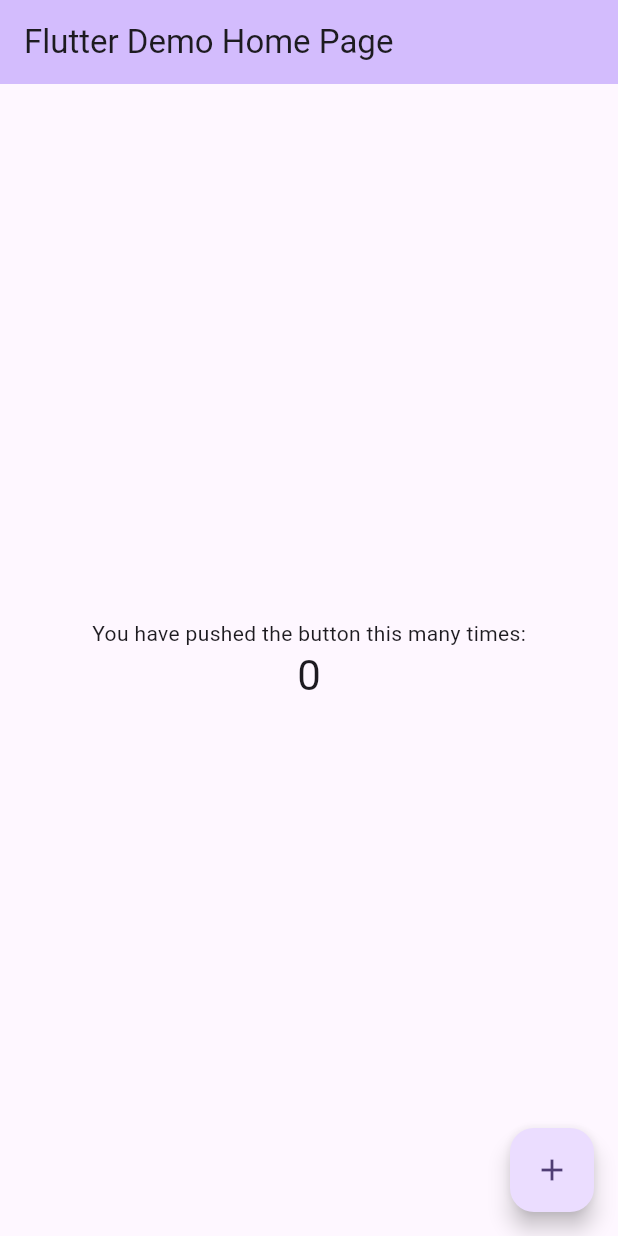
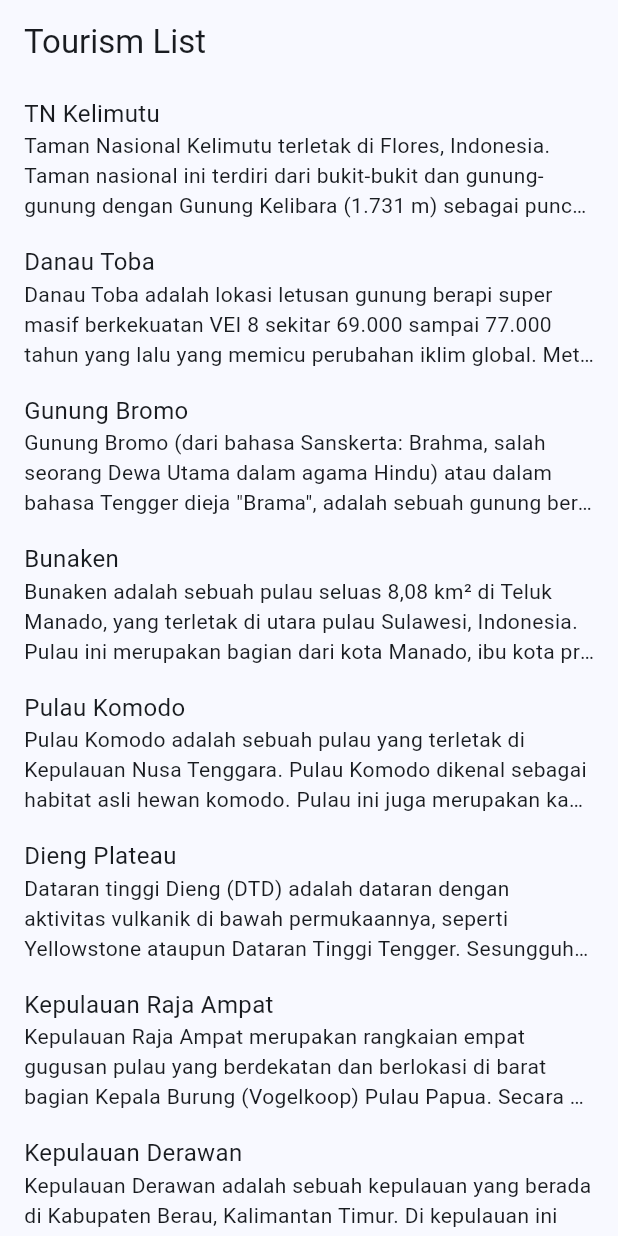
Before and after one commit to DimasAswito/tourism_app_flutter, a Flutter app: the screen it shows after launch, on a phone screen of 412 x 824 dp. Run offline on Flutter 3.47's test engine with Material 3 defaults, Android fonts, the phone set to English and light mode, and no system bars.

Commit message:
add static model and navigation to detail

```diff
--- a/lib/main.dart
+++ b/lib/main.dart
@@ -1,4 +1,9 @@
 import 'package:flutter/material.dart';
+import 'package:tourism_app_flutter/screen/detail/detail_screen.dart';
+import 'package:tourism_app_flutter/screen/home/home_screen.dart';
+import 'package:tourism_app_flutter/static/NavigationRoute.dart';
+
+import 'model/tourism.dart';
 
 void main() {
   runApp(const MyApp());
@@ -7,116 +12,22 @@ void main() {
 class MyApp extends StatelessWidget {
   const MyApp({super.key});
 
-  // This widget is the root of your application.
   @override
   Widget build(BuildContext context) {
     return MaterialApp(
+      debugShowCheckedModeBanner: false,
       title: 'Flutter Demo',
       theme: ThemeData(
-        // This is the theme of your application.
-        //
-        // TRY THIS: Try running your application with "flutter run". You'll see
-        // the application has a purple toolbar. Then, without quitting the app,
-        // try changing the seedColor in the colorScheme below to Colors.green
-        // and then invoke "hot reload" (save your changes or press the "hot
-        // reload" button in a Flutter-supported IDE, or press "r" if you used
-        // the command line to start the app).
-        //
-        // Notice that the counter didn't reset back to zero; the application
-        // state is not lost during the reload. To reset the state, use hot
-        // restart instead.
-        //
-        // This works for code too, not just values: Most code changes can be
-        // tested with just a hot reload.
-        colorScheme: ColorScheme.fromSeed(seedColor: Colors.deepPurple),
+        colorScheme: ColorScheme.fromSeed(seedColor: Colors.blue),
+        useMaterial3: true,
       ),
-      home: const MyHomePage(title: 'Flutter Demo Home Page'),
+      initialRoute: NavigationRoute.homeRoute.name,
+      routes: {
+        NavigationRoute.homeRoute.name: (context) => const HomeScreen(),
+        NavigationRoute.detailRoute.name: (context) => DetailScreen(
+          tourism: ModalRoute.of(context)?.settings.arguments as Tourism,
+        ),
+      },
     );
   }
 }
-
-class MyHomePage extends StatefulWidget {
-  const MyHomePage({super.key, required this.title});
-
-  // This widget is the home page of your application. It is stateful, meaning
-  // that it has a State object (defined below) that contains fields that affect
-  // how it looks.
-
-  // This class is the configuration for the state. It holds the values (in this
-  // case the title) provided by the parent (in this case the App widget) and
-  // used by the build method of the State. Fields in a Widget subclass are
-  // always marked "final".
-
-  final String title;
-
-  @override
-  State<MyHomePage> createState() => _MyHomePageState();
-}
-
-class _MyHomePageState extends State<MyHomePage> {
-  int _counter = 0;
-
-  void _incrementCounter() {
-    setState(() {
-      // This call to setState tells the Flutter framework that something has
-      // changed in this State, which causes it to rerun the build method below
-      // so that the display can reflect the updated values. If we changed
-      // _counter without calling setState(), then the build method would not be
-      // called again, and so nothing would appear to happen.
-      _counter++;
-    });
-  }
-
-  @override
-  Widget build(BuildContext context) {
-    // This method is rerun every time setState is called, for instance as done
-    // by the _incrementCounter method above.
-    //
-    // The Flutter framework has been optimized to make rerunning build methods
-    // fast, so that you can just rebuild anything that needs updating rather
-    // than having to individually change instances of widgets.
-    return Scaffold(
-      appBar: AppBar(
-        // TRY THIS: Try changing the color here to a specific color (to
-        // Colors.amber, perhaps?) and trigger a hot reload to see the AppBar
-        // change color while the other colors stay the same.
-        backgroundColor: Theme.of(context).colorScheme.inversePrimary,
-        // Here we take the value from the MyHomePage object that was created by
-        // the App.build method, and use it to set our appbar title.
-        title: Text(widget.title),
-      ),
-      body: Center(
-        // Center is a layout widget. It takes a single child and positions it
-        // in the middle of the parent.
-        child: Column(
-          // Column is also a layout widget. It takes a list of children and
-          // arranges them vertically. By default, it sizes itself to fit its
-          // children horizontally, and tries to be as tall as its parent.
-          //
-          // Column has various properties to control how it sizes itself and
-          // how it positions its children. Here we use mainAxisAlignment to
-          // center the children vertically; the main axis here is the vertical
-          // axis because Columns are vertical (the cross axis would be
-          // horizontal).
-          //
-          // TRY THIS: Invoke "debug painting" (choose the "Toggle Debug Paint"
-          // action in the IDE, or press "p" in the console), to see the
-          // wireframe for each widget.
-          mainAxisAlignment: MainAxisAlignment.center,
-          children: <Widget>[
-            const Text('You have pushed the button this many times:'),
-            Text(
-              '$_counter',
-              style: Theme.of(context).textTheme.headlineMedium,
-            ),
-          ],
-        ),
-      ),
-      floatingActionButton: FloatingActionButton(
-        onPressed: _incrementCounter,
-        tooltip: 'Increment',
-        child: const Icon(Icons.add),
-      ), // This trailing comma makes auto-formatting nicer for build methods.
-    );
-  }
-}
--- /dev/null
+++ b/lib/model/tourism.dart
@@ -0,0 +1,168 @@
+class Tourism {
+  final int id;
+  final String name;
+  final String description;
+  final String address;
+  final double longitude;
+  final double latitude;
+  final int like;
+  final String image;
+
+  Tourism({
+    required this.id,
+    required this.name,
+    required this.description,
+    required this.address,
+    required this.longitude,
+    required this.latitude,
+    required this.like,
+    required this.image,
+  });
+}
+
+final List<Tourism> tourismList = [
+  Tourism(
+    id: 1,
+    name: 'TN Kelimutu',
+    description:
+    'Taman Nasional Kelimutu terletak di Flores, Indonesia. Taman nasional ini terdiri dari bukit-bukit dan gunung-gunung dengan Gunung Kelibara (1.731 m) sebagai puncak tertinggi. Gunung Kelimutu, terdapat danau Danau tiga warna yang juga merupakan tempat dari Taman Nasional Kelimutu.\n\nDi dalam Taman Nasional Kelimutu, terdapat arboretum, hutan kecil seluas 4,5 hektare yang mewakili koleksi keanekaragaman flora di daerah tersebut. Di sana terdapat 78 jenis pohon yang dikelompokkan ke dalam 36 suku. Beberapa koleksi flora yang merupakan endemik Kelimutu adalah uta onga (Begonia kelimutuensis), turuwara (Rhododendron renschianum), dan arngoni (Vaccinium varingiaefolium).',
+    address: 'Detusoko, Kabupaten Ende, NTT',
+    longitude: 121.791432,
+    latitude: -8.7415482,
+    like: 57,
+    image:
+    'https://upload.wikimedia.org/wikipedia/commons/thumb/8/83/Kelimutu_2008-08-08.jpg/800px-Kelimutu_2008-08-08.jpg',
+  ),
+  Tourism(
+    id: 2,
+    name: 'Danau Toba',
+    description:
+    'Danau Toba adalah lokasi letusan gunung berapi super masif berkekuatan VEI 8 sekitar 69.000 sampai 77.000 tahun yang lalu yang memicu perubahan iklim global. Metode penanggalan terkini menetapkan bahwa 74.000 tahun yang lalu lebih akurat. Letusan ini merupakan letusan eksplosif terbesar di Bumi dalam kurun 25 juta tahun terakhir. Menurut teori bencana Toba, letusan ini berdampak besar bagi populasi manusia di seluruh dunia; dampak letusan menewaskan sebagian besar manusia yang hidup waktu itu dan diyakini menyebabkan penyusutan populasi di Afrika timur tengah dan India sehingga memengaruhi genetika populasi manusia di seluruh dunia sampai sekarang.',
+    address: 'Kota Pematang Siantar, Sumatera Utara',
+    longitude: 98.8932576,
+    latitude: 2.6540427,
+    like: 12,
+    image:
+    'https://cdn.pixabay.com/photo/2016/12/09/11/51/lake-toba-1894746_960_720.jpg',
+  ),
+  Tourism(
+    id: 3,
+    name: 'Gunung Bromo',
+    description:
+    'Gunung Bromo (dari bahasa Sanskerta: Brahma, salah seorang Dewa Utama dalam agama Hindu) atau dalam bahasa Tengger dieja "Brama", adalah sebuah gunung berapi aktif di Jawa Timur, Indonesia. Gunung ini memiliki ketinggian 2.329 meter di atas permukaan laut dan berada dalam empat wilayah kabupaten, yakni Kabupaten Probolinggo, Kabupaten Pasuruan, Kabupaten Lumajang, dan Kabupaten Malang. Gunung Bromo terkenal sebagai objek wisata utama di Jawa Timur. Sebagai sebuah objek wisata, Bromo menjadi menarik karena statusnya sebagai gunung berapi yang masih aktif. Gunung Bromo termasuk dalam kawasan Taman Nasional Bromo Tengger Semeru.\n\nBentuk tubuh Gunung Bromo bertautan antara lembah dan ngarai dengan kaldera atau lautan pasir seluas sekitar 10 kilometer persegi. Ia mempunyai sebuah kawah dengan garis tengah ± 800 meter (utara-selatan) dan ± 600 meter (timur-barat). Sedangkan daerah bahayanya berupa lingkaran dengan jari-jari 4 km dari pusat kawah Bromo.',
+    address: 'Podokoyo, Tosari, Pasuruan',
+    longitude: 112.9355026,
+    latitude: -7.9424931,
+    like: 88,
+    image:
+    'https://images.unsplash.com/photo-1505993597083-3bd19fb75e57?ixlib=rb-1.2.1&ixid=eyJhcHBfaWQiOjEyMDd9&auto=format&fit=crop&w=1354&q=80',
+  ),
+  Tourism(
+    id: 4,
+    name: 'Bunaken',
+    description:
+    'Bunaken adalah sebuah pulau seluas 8,08 km² di Teluk Manado, yang terletak di utara pulau Sulawesi, Indonesia. Pulau ini merupakan bagian dari kota Manado, ibu kota provinsi Sulawesi Utara, Indonesia. Pulau Bunaken dapat di tempuh dengan kapal cepat (speed boat) atau kapal sewaan dengan perjalanan sekitar 30 menit dari pelabuhan kota Manado. Di sekitar pulau Bunaken terdapat taman laut Bunaken yang merupakan bagian dari Taman Nasional Bunaken. Taman laut ini memiliki biodiversitas kelautan salah satu yang tertinggi di dunia. Selam scuba menarik banyak pengunjung ke pulau ini. Secara keseluruhan taman laut Bunaken meliputi area seluas 75.265 hektare dengan lima pulau yang berada di dalamnya, yakni Pulau Manado Tua (Manarauw), Pulau Bunaken, Pulau Siladen, Pulau Mantehage berikut beberapa anak pulaunya, dan Pulau Naen. Meskipun meliputi area 75.265 hektare, lokasi penyelaman (diving) hanya terbatas di masing-masing pantai yang mengelilingi kelima pulau itu.',
+    address: 'Bunaken, Kabupaten Minahasa, Sulawesi Utara.',
+    longitude: 124.7601806,
+    latitude: 1.6231908,
+    like: 60,
+    image:
+    'https://upload.wikimedia.org/wikipedia/commons/thumb/5/5a/Sunset_at_Bunaken_Island%2C_Sulawesi%2C_2016.jpg/800px-Sunset_at_Bunaken_Island%2C_Sulawesi%2C_2016.jpg',
+  ),
+  Tourism(
+    id: 5,
+    name: 'Pulau Komodo',
+    description:
+    'Pulau Komodo adalah sebuah pulau yang terletak di Kepulauan Nusa Tenggara. Pulau Komodo dikenal sebagai habitat asli hewan komodo. Pulau ini juga merupakan kawasan Taman Nasional Komodo yang dikelola oleh Pemerintah Pusat. Pulau Komodo berada di sebelah timur Pulau Sumbawa, yang dipisahkan oleh Selat Sape. Di Pulau Komodo, hewan komodo hidup dan berkembang biak dengan baik. Hingga Agustus 2009, di pulau ini terdapat sekitar 1300 ekor komodo. Ditambah dengan pulau lain, seperti Pulau Rinca dan dan Gili Motang, jumlah mereka keseluruhan mencapai sekitar 2500 ekor. Ada pula sekitar 100 ekor komodo di Cagar Alam Wae Wuul di daratan Pulau Flores tapi tidak termasuk wilayah Taman Nasional Komodo.',
+    address: 'Kabupaten Manggarai Barat, NTT',
+    longitude: 119.332549,
+    latitude: -8.5892072,
+    like: 56,
+    image:
+    'https://cdn.pixabay.com/photo/2020/03/21/19/40/komodo-trekking-4955035_960_720.jpg',
+  ),
+  Tourism(
+    id: 6,
+    name: 'Dieng Plateau',
+    description:
+    'Dataran tinggi Dieng (DTD) adalah dataran dengan aktivitas vulkanik di bawah permukaannya, seperti Yellowstone ataupun Dataran Tinggi Tengger. Sesungguhnya ia adalah kaldera dengan gunung-gunung di sekitarnya sebagai tepinya. Terdapat banyak kawah sebagai tempat keluarnya gas, uap air dan berbagai material vulkanik lainnya. Keadaan ini sangat berbahaya bagi penduduk yang menghuni wilayah itu, terbukti dengan adanya bencana letusan gas Kawah Sinila 1979. Tidak hanya gas beracun, tetapi juga dapat dimungkinkan terjadi gempa bumi, letusan lumpur, tanah longsor, dan banjir.',
+    address: 'Batur, Banjarnegara, Jawa Tengah',
+    longitude: 109.8994385,
+    latitude: -7.2149012,
+    like: 46,
+    image:
+    'https://cdn.pixabay.com/photo/2018/12/03/14/01/mount-prau-3853489_960_720.jpg',
+  ),
+  Tourism(
+    id: 7,
+    name: 'Kepulauan Raja Ampat',
+    description:
+    'Kepulauan Raja Ampat merupakan rangkaian empat gugusan pulau yang berdekatan dan berlokasi di barat bagian Kepala Burung (Vogelkoop) Pulau Papua. Secara administrasi, gugusan ini berada di bawah Kabupaten Raja Ampat, Provinsi Papua Barat. Kepulauan ini sekarang menjadi tujuan para penyelam yang tertarik akan keindahan pemandangan bawah lautnya. Empat gugusan pulau yang menjadi anggotanya dinamakan menurut empat pulau terbesarnya, yaitu Pulau Waigeo, Pulau Misool, Pulau Salawati, dan Pulau Batanta.',
+    address: 'Kabupaten Raja Ampat, Papua Barat',
+    longitude: 130.5079122,
+    latitude: -0.233333,
+    like: 10,
+    image:
+    'https://images.unsplash.com/photo-1516690561799-46d8f74f9abf?ixlib=rb-1.2.1&ixid=eyJhcHBfaWQiOjEyMDd9&auto=format&fit=crop&w=1350&q=80',
+  ),
+  Tourism(
+    id: 8,
+    name: 'Kepulauan Derawan',
+    description:
+    'Kepulauan Derawan adalah sebuah kepulauan yang berada di Kabupaten Berau, Kalimantan Timur. Di kepulauan ini terdapat sejumlah objek wisata bahari menawan, salah satunya Taman Bawah Laut yang diminati wisatawan mancanegara terutama para penyelam kelas dunia.\n\nKepulauan Derawan memiliki tiga kecamatan yaitu, Pulau Derawan, Maratua, dan Biduk Biduk, Berau.\n\nSedikitnya ada empat pulau yang terkenal di kepulauan tersebut, yakni Pulau Maratua, Derawan, Sangalaki, dan Kakaban yang ditinggali satwa langka penyu hijau dan penyu sisik.',
+    address: 'Kabupaten Berau, Kalimantan Timur',
+    longitude: 118.2414973,
+    latitude: 2.2842912,
+    like: 5,
+    image:
+    'https://upload.wikimedia.org/wikipedia/commons/4/4e/Derawan_Island_East_Kalimantan.jpg',
+  ),
+  Tourism(
+    id: 9,
+    name: 'Kawah Putih',
+    description:
+    'Kawah Putih adalah sebuah tempat wisata di Jawa Barat yang terletak di desa Alam Endah, Kecamatan Rancabali, Kabupaten Bandung Jawa Barat yang terletak di kaki Gunung Patuha. Kawah putih merupakan sebuah danau yang terbentuk dari letusan Gunung Patuha. Tanah yang bercampur belerang di sekitar kawah ini berwarna putih, lalu warna air yang berada di kawah ini berwarna putih kehijauan, yang unik dari kawah ini adalah airnya kadang berubah warna. Danau Kawah Putih sendiri berada pada ketinggian 2194 m tapi luas total Danau Kawah Putih 25 ha yang dipakai wisata 5 ha dan lokasi kawah sendiri 3 ha',
+    address: 'Sugihmukti, Kec. Pasirjambu, Bandung',
+    longitude: 107.399951,
+    latitude: -7.166154,
+    like: 94,
+    image:
+    'https://upload.wikimedia.org/wikipedia/commons/thumb/f/ff/Kawah_Putih_from_the_bottom%2C_Bandung_Regency%2C_2014-08-21.jpg/800px-Kawah_Putih_from_the_bottom%2C_Bandung_Regency%2C_2014-08-21.jpg',
+  ),
+  Tourism(
+    id: 10,
+    name: 'Pantai Tanjung Tinggi',
+    description:
+    'Keistimewaan dari pantai ini adalah batu granit yang beraneka ragam ukurannya, dari yang hanya beberapa meter kubik hingga ratusan meter kubik. Saat matahari mulai terbenam pantai tanjung tinggi akan memancarkan pesona kecantikaannya yang luar biasa. Dengan keindahan pantai yang memiliki khas tersendiri sehingga membuat pantai tanjung tinggi banyak dikenal oleh para wisatawan luar daerah maupun luar negeri. Pantai Tanjung Tinggi ini pernah dijadikan lokasi shuting film Laskar Pelangi dan Sang Pemimpi, jadi tak jarang para wisatawan luar menyebut pantai tanjung tinggi ini dengan sebutan pantai Laskar Pelangi.',
+    address: 'Kecamatan Sijuk, Kabupaten Belitung, Bangka Belitung',
+    longitude: 107.7115838,
+    latitude: -2.5517187,
+    like: 78,
+    image:
+    'https://upload.wikimedia.org/wikipedia/commons/thumb/2/26/Tanjung_Tinggi_Beach%2C_Bangka-Belitung_Province%2C_Indonesia.jpg/800px-Tanjung_Tinggi_Beach%2C_Bangka-Belitung_Province%2C_Indonesia.jpg',
+  ),
+  Tourism(
+    id: 11,
+    name: 'Banda Neira',
+    description:
+    'Banda Neira menawarkan keindahan alam yang menakjubkan. Pulau-pulau di sekitarnya dikelilingi oleh air laut yang jernih dan berwarna biru kehijauan. Snorkeling dan menyelam di perairan ini akan memperkenalkan Anda pada keanekaragaman hayati bawah laut yang memukau, termasuk terumbu karang yang indah dan ikan-ikan warna-warni. Jangan lewatkan pula Gunung Api, sebuah gunung berapi yang menjulang tinggi dan dapat diakses dengan mendaki. Dari puncaknya, Anda akan disuguhi panorama luar biasa dari kepulauan ini. Banda Neira adalah tempat di mana sejarah dan keindahan alam berkumpul, menjadikannya destinasi wisata yang mempesona bagi para pengunjung yang mencari petualangan dan keunikan.',
+    address: 'Kepulauan Banda, Maluku',
+    longitude: 129.9167,
+    latitude: -4.5333,
+    like: 103,
+    image:
+    'https://upload.wikimedia.org/wikipedia/commons/thumb/a/aa/Bandaneira-0039.JPG/1600px-Bandaneira-0039.JPG',
+  ),
+  Tourism(
+    id: 12,
+    name: 'Air Terjun Wafsarak',
+    description:
+    'Air Terjun Wafsarak, tersembunyi di pedalaman Papua, memukau pengunjung dengan keindahan alam yang masih alami dan menakjubkan. Terletak di tengah hutan hujan yang lebat, air terjun ini menawarkan pemandangan spektakuler dengan air yang jatuh dari ketinggian dan membentuk kolam air yang jernih di bawahnya. Suasana sekitar yang hijau dan segar menambah pesona tempat ini, sementara suara gemericik air yang tenang memberikan pengalaman yang menenangkan. Mencapai Air Terjun Wafsarak mungkin melibatkan petualangan melewati jalur-jalur hutan dan sungai, tetapi keindahan alam yang memukau di ujung perjalanan membuat setiap upaya terbayar. Tempat ini adalah surga tersembunyi yang mengundang para pencinta alam dan petualang untuk menjelajahi keajaiban alam Papua yang autentik.',
+    address: 'Biak Utara, Papua Barat',
+    longitude: 135.3712612,
+    latitude: -0.7914797,
+    like: 103,
+    image:
+    'https://ik.imagekit.io/tvlk/blog/2021/12/Destinasi-Wisata-Biak-Numfor-Air-Terjun-Wafsarak-Shutterstock.jpg?tr=dpr-2,w-675',
+  ),
+];
--- /dev/null
+++ b/lib/screen/detail/detail_screen.dart
@@ -0,0 +1,68 @@
+import 'package:flutter/material.dart';
+import 'package:tourism_app_flutter/model/tourism.dart';
+
+class DetailScreen extends StatelessWidget {
+  final Tourism tourism;
+
+  const DetailScreen({
+    super.key,
+    required this.tourism,
+  });
+
+  @override
+  Widget build(BuildContext context) {
+    return Scaffold(
+      appBar: AppBar(
+        title: const Text("Tourism Detail"),
+      ),
+      body: SingleChildScrollView(
+        child: Padding(
+          padding: const EdgeInsets.all(16.0),
+          child: Column(
+            children: [
+              Image.network(
+                tourism.image,
+                fit: BoxFit.cover,
+              ),
+              const SizedBox.square(dimension: 16),
+              Row(
+                mainAxisAlignment: MainAxisAlignment.spaceBetween,
+                crossAxisAlignment: CrossAxisAlignment.center,
+                children: [
+                  Expanded(
+                    child: Column(
+                      crossAxisAlignment: CrossAxisAlignment.start,
+                      children: [
+                        Text(
+                          tourism.name,
+                          style: const TextStyle(fontSize: 18),
+                        ),
+                        Text(
+                          tourism.address,
+                          style: const TextStyle(
+                            fontSize: 12,
+                          ),
+                        ),
+                      ],
+                    ),
+                  ),
+                  Row(
+                    children: [
+                      const Icon(Icons.favorite),
+                      const SizedBox.square(dimension: 4),
+                      Text(tourism.like.toString())
+                    ],
+                  ),
+                ],
+              ),
+              const SizedBox.square(dimension: 16),
+              Text(
+                tourism.description,
+              ),
+            ],
+          ),
+        ),
+      ),
+    );
+  }
+}
--- /dev/null
+++ b/lib/screen/home/home_screen.dart
@@ -0,0 +1,37 @@
+import 'package:flutter/material.dart';
+import 'package:tourism_app_flutter/model/tourism.dart';
+import 'package:tourism_app_flutter/screen/home/tourism_card_widget.dart';
+import 'package:tourism_app_flutter/static/NavigationRoute.dart';
+
+
+class HomeScreen extends StatelessWidget {
+  const HomeScreen({
+    super.key,
+  });
+
+  @override
+  Widget build(BuildContext context) {
+    return Scaffold(
+      appBar: AppBar(
+        title: const Text("Tourism List"),
+      ),
+      body: ListView.builder(
+        itemCount: tourismList.length,
+        itemBuilder: (context, index) {
+          final tourism = tourismList[index];
+
+          return TourismCard(
+            tourism: tourism,
+            onTap: () {
+              Navigator.pushNamed(
+                context,
+                NavigationRoute.detailRoute.name,
+                arguments: tourism,
+              );
+            },
+          );
+        },
+      ),
+    );
+  }
+}
--- /dev/null
+++ b/lib/screen/home/tourism_card_widget.dart
@@ -0,0 +1,38 @@
+import 'package:flutter/widgets.dart';
+import 'package:tourism_app_flutter/main.dart';
+import 'package:tourism_app_flutter/model/tourism.dart';
+
+class TourismCard extends StatelessWidget {
+  final Tourism tourism;
+  final Function() onTap;
+
+  const TourismCard({
+    super.key,
+    required this.tourism,
+    required this.onTap,
+  });
+
+  @override
+  Widget build(BuildContext context) {
+    return GestureDetector(
+      onTap: onTap,
+      child: Padding(
+        padding: const EdgeInsets.symmetric(vertical: 8, horizontal: 16),
+        child: Column(
+          crossAxisAlignment: CrossAxisAlignment.start,
+          mainAxisAlignment: MainAxisAlignment.start,
+          mainAxisSize: MainAxisSize.min,
+          children: [
+            Text(tourism.name, style: const TextStyle(fontSize: 16)),
+            Text(
+              tourism.description,
+              maxLines: 3,
+              overflow: TextOverflow.ellipsis,
+              softWrap: true,
+            ),
+          ],
+        ),
+      ),
+    );
+  }
+}
--- /dev/null
+++ b/lib/static/NavigationRoute.dart
@@ -0,0 +1,7 @@
+enum NavigationRoute {
+  homeRoute("/"),
+  detailRoute("/detail");
+
+  const NavigationRoute(this.name);
+  final String name;
+}
```
